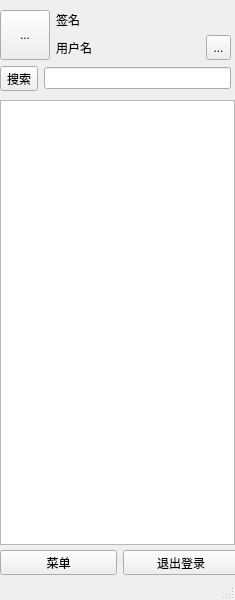
The window that SNITeacher/mainwindow.ui (Modolet/SuperNewIC) describes before a commit, drawn with Qt 5.
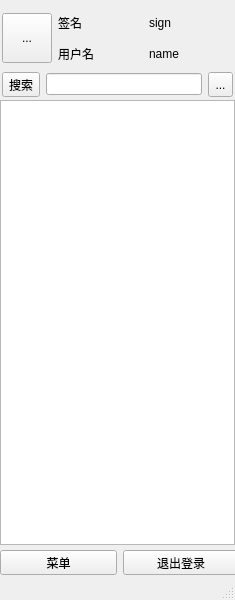
The same window after the commit. Custom widgets are drawn as their Qt base class.

The edit to the form file:
```diff
--- a/SNITeacher/mainwindow.ui
+++ b/SNITeacher/mainwindow.ui
@@ -24,15 +24,51 @@
     <property name="geometry">
      <rect>
       <x>0</x>
+      <y>550</y>
+      <width>239</width>
+      <height>25</height>
+     </rect>
+    </property>
+    <layout class="QHBoxLayout" name="horizontalLayout_3">
+     <item>
+      <widget class="QPushButton" name="pushButton_menu">
+       <property name="text">
+        <string>菜单</string>
+       </property>
+      </widget>
+     </item>
+     <item>
+      <widget class="QPushButton" name="pushButton_exit">
+       <property name="text">
+        <string>退出登录</string>
+       </property>
+      </widget>
+     </item>
+    </layout>
+   </widget>
+   <widget class="StudentList" name="studentList">
+    <property name="geometry">
+     <rect>
+      <x>0</x>
+      <y>100</y>
+      <width>235</width>
+      <height>445</height>
+     </rect>
+    </property>
+   </widget>
+   <widget class="QWidget" name="">
+    <property name="geometry">
+     <rect>
+      <x>2</x>
       <y>10</y>
       <width>231</width>
-      <height>82</height>
+      <height>87</height>
      </rect>
     </property>
-    <layout class="QVBoxLayout" name="verticalLayout_2">
+    <layout class="QVBoxLayout" name="verticalLayout">
      <item>
-      <layout class="QGridLayout" name="gridLayout">
-       <item row="0" column="0">
+      <layout class="QHBoxLayout" name="horizontalLayout">
+       <item>
         <widget class="QToolButton" name="toolButton_icon">
          <property name="sizePolicy">
           <sizepolicy hsizetype="Fixed" vsizetype="Fixed">
@@ -63,56 +99,35 @@
          </property>
         </widget>
        </item>
-       <item row="0" column="1">
-        <layout class="QVBoxLayout" name="verticalLayout">
          <item>
+        <layout class="QGridLayout" name="gridLayout">
+         <item row="0" column="0">
           <widget class="QLabel" name="label_signature">
            <property name="text">
             <string>签名</string>
            </property>
           </widget>
          </item>
-         <item>
-          <layout class="QHBoxLayout" name="horizontalLayout">
-           <item>
+         <item row="0" column="1">
+          <widget class="QLabel" name="label_sign">
+           <property name="text">
+            <string>sign</string>
+           </property>
+          </widget>
+         </item>
+         <item row="1" column="0">
             <widget class="QLabel" name="label_name">
              <property name="text">
               <string>用户名</string>
              </property>
             </widget>
            </item>
-           <item>
-            <widget class="QToolButton" name="toolButton_setting">
-             <property name="sizePolicy">
-              <sizepolicy hsizetype="Fixed" vsizetype="Fixed">
-               <horstretch>0</horstretch>
-               <verstretch>0</verstretch>
-              </sizepolicy>
-             </property>
-             <property name="minimumSize">
-              <size>
-               <width>25</width>
-               <height>25</height>
-              </size>
-             </property>
-             <property name="maximumSize">
-              <size>
-               <width>25</width>
-               <height>25</height>
-              </size>
-             </property>
-             <property name="sizeIncrement">
-              <size>
-               <width>25</width>
-               <height>25</height>
-              </size>
-             </property>
+         <item row="1" column="1">
+          <widget class="QLabel" name="label_name_2">
              <property name="text">
-              <string>...</string>
-             </property>
-            </widget>
-           </item>
-          </layout>
+            <string>name</string>
+           </property>
+          </widget>
          </item>
         </layout>
        </item>
@@ -130,45 +145,40 @@
        <item>
         <widget class="QLineEdit" name="lineEdit_search"/>
        </item>
-      </layout>
-     </item>
-    </layout>
-   </widget>
-   <widget class="QWidget" name="layoutWidget">
-    <property name="geometry">
-     <rect>
-      <x>0</x>
-      <y>550</y>
-      <width>239</width>
+       <item>
+        <widget class="QToolButton" name="toolButton_setting">
+         <property name="sizePolicy">
+          <sizepolicy hsizetype="Fixed" vsizetype="Fixed">
+           <horstretch>0</horstretch>
+           <verstretch>0</verstretch>
+          </sizepolicy>
+         </property>
+         <property name="minimumSize">
+          <size>
+           <width>25</width>
       <height>25</height>
-     </rect>
-    </property>
-    <layout class="QHBoxLayout" name="horizontalLayout_3">
-     <item>
-      <widget class="QPushButton" name="pushButton_menu">
-       <property name="text">
-        <string>菜单</string>
-       </property>
-      </widget>
-     </item>
-     <item>
-      <widget class="QPushButton" name="pushButton_exit">
+          </size>
+         </property>
+         <property name="maximumSize">
+          <size>
+           <width>25</width>
+           <height>25</height>
+          </size>
+         </property>
+         <property name="sizeIncrement">
+          <size>
+           <width>25</width>
+           <height>25</height>
+          </size>
+         </property>
        <property name="text">
-        <string>退出登录</string>
+          <string>...</string>
        </property>
       </widget>
      </item>
     </layout>
-   </widget>
-   <widget class="StudentList" name="studentList">
-    <property name="geometry">
-     <rect>
-      <x>0</x>
-      <y>100</y>
-      <width>235</width>
-      <height>445</height>
-     </rect>
-    </property>
+     </item>
+    </layout>
    </widget>
   </widget>
   <widget class="QStatusBar" name="statusbar"/>
```
Lines whose indentation alone changed are shown as unchanged.
